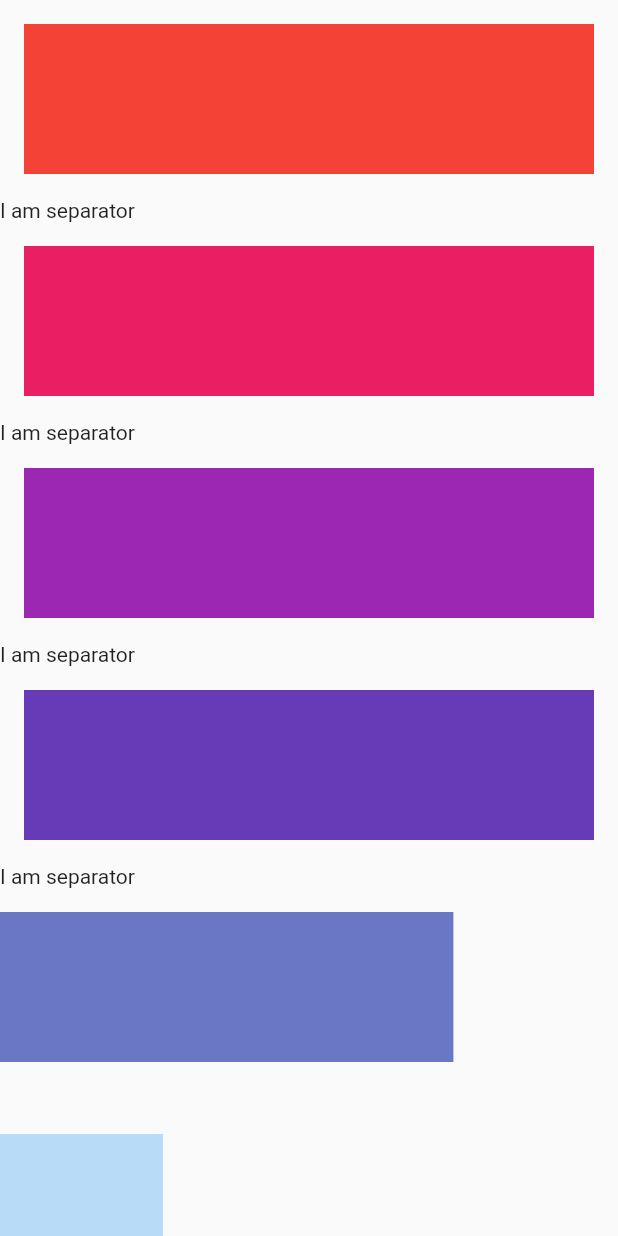
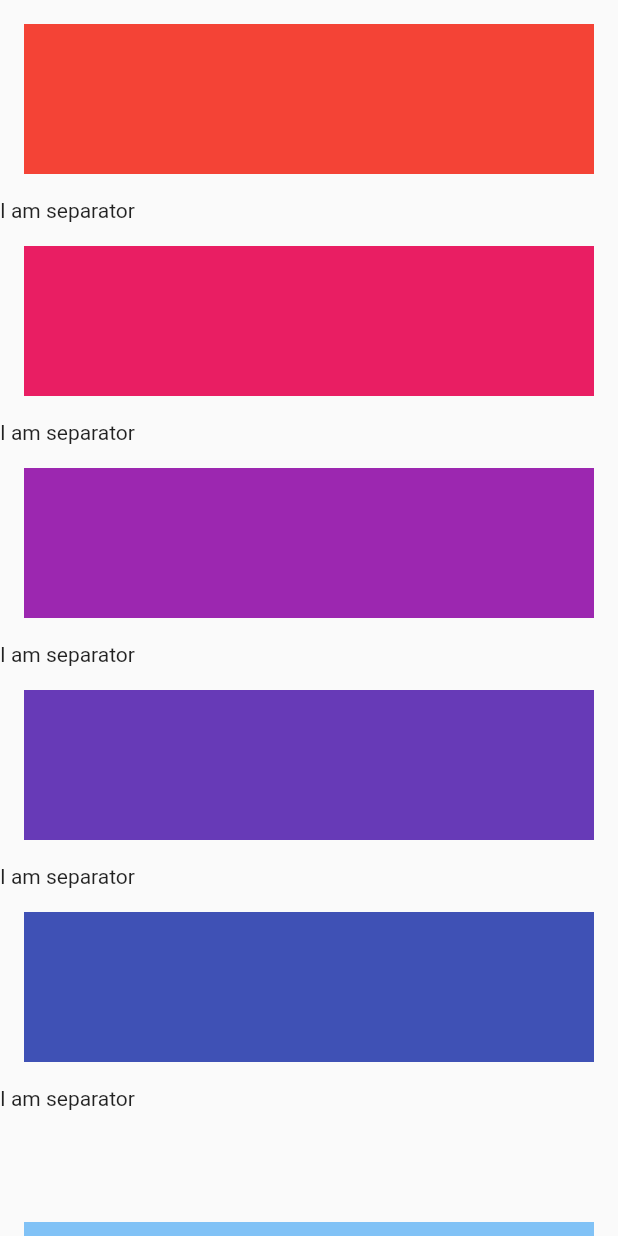
Before and after one commit to sushmoyr/animated_multichild, a Flutter app: the screen it shows after launch, after a tap on "Go", on a phone screen of 412 x 824 dp. Run offline on Flutter 3.47's test engine with Material 2 defaults, Android fonts, the phone set to English and light mode, and no system bars.

Commit message:
added default transitions and combine ability

```diff
--- a/example/lib/main.dart
+++ b/example/lib/main.dart
@@ -47,17 +47,14 @@ class _MyHomePageState extends State<MyHomePage> {
   Widget build(BuildContext context) {
     return Scaffold(
       body: AnimatedListView.separated(
-        transitionBuilder: (ctx, animation, child) => SlideTransition(
-          position: Tween(begin: const Offset(-1, 0), end: Offset.zero)
-              .animate(animation),
-          child: FadeTransition(
-            opacity: animation,
-            child: child,
-          ),
-        ),
+        transitionBuilder: Transitions.combine([
+          // Transitions.slideInFromLeft,
+          Transitions.fadeIn,
+          Transitions.slideInFromBottom,
+        ]),
         delay: kThemeChangeDuration,
-        curve: Curves.bounceOut,
-        duration: const Duration(milliseconds: 500),
+        curve: Curves.decelerate,
+        duration: const Duration(milliseconds: 300),
         itemBuilder: (BuildContext context, int index) {
           return Container(
             margin: const EdgeInsets.all(16),
--- a/lib/animated_multichild.dart
+++ b/lib/animated_multichild.dart
@@ -2,3 +2,4 @@ library animated_multichild;
 
 export 'src/animated_widgets/animated_list_view.dart';
 export 'src/configurations/animation_limiter.dart';
+export 'src/utils/transition_builders.dart';
--- a/lib/src/animated_widgets/animated_list_view.dart
+++ b/lib/src/animated_widgets/animated_list_view.dart
@@ -1,5 +1,5 @@
 import 'package:animated_multichild/src/configurations/animation_container.dart';
-import 'package:animated_multichild/src/utils/constants.dart';
+import 'package:animated_multichild/src/utils/transition_builders.dart';
 
 import '../configurations/animation_limiter.dart';
 import '../utils/extensions.dart';
--- /dev/null
+++ b/lib/src/utils/transition_builders.dart
@@ -0,0 +1,70 @@
+import 'package:flutter/material.dart';
+
+typedef TransitionBuilder = Widget Function(
+    BuildContext context, Animation<double> animation, Widget child);
+
+Widget defaultTransitionBuilder(
+    BuildContext context, Animation<double> animation, Widget child) {
+  return FadeTransition(
+    opacity: animation,
+    child: child,
+  );
+}
+
+class Transitions {
+  static Widget fadeIn(
+      BuildContext context, Animation<double> animation, Widget child) {
+    return Opacity(
+      opacity: animation.value,
+      child: child,
+    );
+  }
+
+  static Widget scale(
+      BuildContext context, Animation<double> animation, Widget child) {
+    return Transform.scale(
+      scale: animation.value,
+      child: child,
+    );
+  }
+
+  static Widget slideInFromLeft(
+      BuildContext context, Animation<double> animation, Widget child) {
+    Animation<Offset> position =
+        Tween(begin: const Offset(-1, 0), end: Offset.zero).animate(animation);
+    return SlideTransition(
+      position: position,
+      child: child,
+    );
+  }
+
+  static Widget slideInFromRight(
+      BuildContext context, Animation<double> animation, Widget child) {
+    Animation<Offset> position =
+        Tween(begin: const Offset(1, 0), end: Offset.zero).animate(animation);
+    return SlideTransition(
+      position: position,
+      child: child,
+    );
+  }
+
+  static Widget slideInFromBottom(
+      BuildContext context, Animation<double> animation, Widget child) {
+    Animation<Offset> position =
+        Tween(begin: const Offset(0, 1), end: Offset.zero).animate(animation);
+    return SlideTransition(
+      position: position,
+      child: child,
+    );
+  }
+
+  static TransitionBuilder combine(List<TransitionBuilder> builders) {
+    return (context, animation, child) {
+      Widget initial = child;
+      for (var b in builders) {
+        initial = b(context, animation, initial);
+      }
+      return initial;
+    };
+  }
+}
```
Also changed, not shown: lib/src/utils/constants.dart (deleted, +0 -9 lines).
